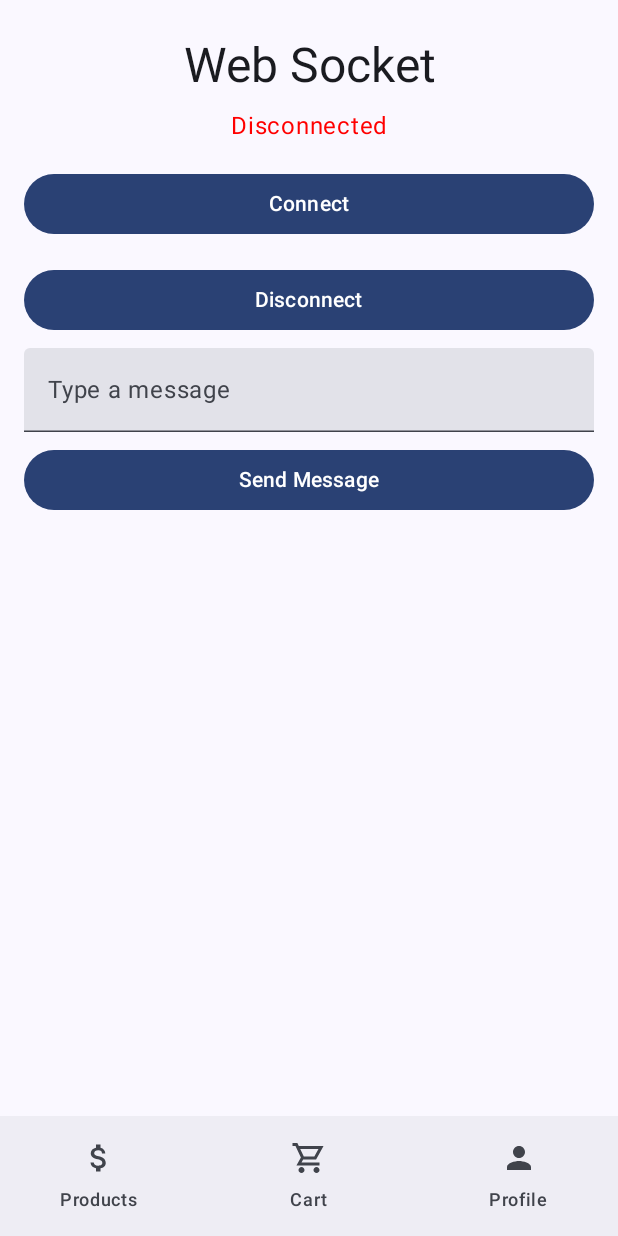
After one commit to diikiin/ShoppingApp, an Android app built with Jetpack Compose: the WebSocketScreen screen opened through its navigation route, on a phone screen of 412 x 824 dp. The commit adds this screen. Run offline under Robolectric (Android 15) with nearby library versions, the phone set to English and light mode, and no system bars; our stand-ins replace Room's generated code, livedata-compose.

Commit message:
websocket

```diff
--- /dev/null
+++ b/app/src/main/java/com/dikin/shoppingapp/config/WebSocketManager.kt
@@ -0,0 +1,29 @@
+package com.dikin.shoppingapp.config
+
+import okhttp3.OkHttpClient
+import okhttp3.Request
+import okhttp3.WebSocket
+import okhttp3.WebSocketListener
+
+class WebSocketManager {
+    private val serverUrl = "wss://echo.websocket.org/"
+    private val client = OkHttpClient()
+    private var webSocket: WebSocket? = null
+
+    fun connect(listener: WebSocketListener) {
+        val request = Request.Builder()
+            .url(serverUrl)
+            .build()
+
+        webSocket = client.newWebSocket(request, listener)
+    }
+
+    fun sendMessage(message: String) {
+        webSocket?.send(message)
+    }
+
+    fun close() {
+        webSocket?.close(1000, "Closing connection")
+        webSocket = null
+    }
+}
--- a/app/src/main/java/com/dikin/shoppingapp/navigation/BottomNavigationGraph.kt
+++ b/app/src/main/java/com/dikin/shoppingapp/navigation/BottomNavigationGraph.kt
@@ -5,10 +5,11 @@ import androidx.compose.ui.Modifier
 import androidx.navigation.NavHostController
 import androidx.navigation.compose.NavHost
 import androidx.navigation.compose.composable
-import com.dikin.shoppingapp.screens.UserProfileScreen
 import com.dikin.shoppingapp.screens.comments.CommentsSection
 import com.dikin.shoppingapp.screens.products.ProductsCatalogScreen
 import com.dikin.shoppingapp.screens.shopping_cart.ShoppingCartScreen
+import com.dikin.shoppingapp.screens.user.UserProfileScreen
+import com.dikin.shoppingapp.screens.websocket.WebSocketScreen
 import com.dikin.shoppingapp.viewmodels.UserViewModel
 
 @Composable
@@ -32,10 +33,17 @@ fun BottomNavigationGraph(
             ShoppingCartScreen(userViewModel = userViewModel, modifier = modifier)
         }
         composable(route = BottomNavDestination.Profile.route) {
-            UserProfileScreen(userViewModel = userViewModel, modifier = modifier)
+            UserProfileScreen(
+                userViewModel = userViewModel,
+                modifier = modifier,
+                onNavigateToWebSocket = { navController.navigate("webSocket") }
+            )
         }
         composable(route = "commentsSection") {
             CommentsSection(modifier = modifier)
         }
+        composable(route = "webSocket") {
+            WebSocketScreen(modifier = modifier)
+        }
     }
 }
--- /dev/null
+++ b/app/src/main/java/com/dikin/shoppingapp/screens/PageTitle.kt
@@ -0,0 +1,24 @@
+package com.dikin.shoppingapp.screens
+
+import androidx.compose.foundation.layout.Spacer
+import androidx.compose.foundation.layout.fillMaxWidth
+import androidx.compose.foundation.layout.height
+import androidx.compose.material3.MaterialTheme
+import androidx.compose.material3.Text
+import androidx.compose.runtime.Composable
+import androidx.compose.ui.Modifier
+import androidx.compose.ui.text.style.TextAlign
+import androidx.compose.ui.unit.dp
+
+@Composable
+fun PageTitle(title: String) {
+    Spacer(Modifier.height(8.dp))
+    Text(
+        text = title,
+        style = MaterialTheme.typography.headlineLarge,
+        textAlign = TextAlign.Center,
+        modifier = Modifier
+            .fillMaxWidth()
+    )
+    Spacer(Modifier.height(8.dp))
+}
--- a/app/src/main/java/com/dikin/shoppingapp/screens/products/ProductsCatalogScreen.kt
+++ b/app/src/main/java/com/dikin/shoppingapp/screens/products/ProductsCatalogScreen.kt
@@ -3,13 +3,11 @@ package com.dikin.shoppingapp.screens.products
 import androidx.compose.foundation.layout.Box
 import androidx.compose.foundation.layout.Column
 import androidx.compose.foundation.layout.Spacer
-import androidx.compose.foundation.layout.fillMaxWidth
 import androidx.compose.foundation.layout.height
 import androidx.compose.foundation.layout.padding
 import androidx.compose.foundation.lazy.LazyColumn
 import androidx.compose.foundation.lazy.items
 import androidx.compose.material3.Button
-import androidx.compose.material3.MaterialTheme
 import androidx.compose.material3.Text
 import androidx.compose.runtime.Composable
 import androidx.compose.runtime.getValue
@@ -19,13 +17,13 @@ import androidx.compose.runtime.remember
 import androidx.compose.runtime.setValue
 import androidx.compose.ui.Alignment
 import androidx.compose.ui.Modifier
-import androidx.compose.ui.text.style.TextAlign
 import androidx.compose.ui.unit.dp
 import androidx.lifecycle.viewmodel.compose.viewModel
 import androidx.navigation.NavController
 import com.dikin.shoppingapp.DevParams
 import com.dikin.shoppingapp.entities.Category
 import com.dikin.shoppingapp.models.ProductWithCategory
+import com.dikin.shoppingapp.screens.PageTitle
 import com.dikin.shoppingapp.viewmodels.CategoryViewModel
 import com.dikin.shoppingapp.viewmodels.ProductViewModel
 import com.dikin.shoppingapp.viewmodels.UserViewModel
@@ -50,13 +48,7 @@ fun ProductsCatalogScreen(
     Column(
         modifier = modifier
     ) {
-        Text(
-            text = "Products Catalog",
-            style = MaterialTheme.typography.headlineLarge,
-            textAlign = TextAlign.Center,
-            modifier = Modifier
-                .fillMaxWidth()
-        )
+        PageTitle("Products Catalog")
 
         if (DevParams.debug) {
             Button(
--- /dev/null
+++ b/app/src/main/java/com/dikin/shoppingapp/screens/websocket/WebSocketScreen.kt
@@ -0,0 +1,99 @@
+package com.dikin.shoppingapp.screens.websocket
+
+import androidx.compose.foundation.layout.Column
+import androidx.compose.foundation.layout.fillMaxSize
+import androidx.compose.foundation.layout.fillMaxWidth
+import androidx.compose.foundation.layout.padding
+import androidx.compose.foundation.lazy.LazyColumn
+import androidx.compose.foundation.lazy.items
+import androidx.compose.material3.Button
+import androidx.compose.material3.Text
+import androidx.compose.material3.TextField
+import androidx.compose.runtime.Composable
+import androidx.compose.runtime.collectAsState
+import androidx.compose.runtime.getValue
+import androidx.compose.runtime.livedata.observeAsState
+import androidx.compose.runtime.mutableStateOf
+import androidx.compose.runtime.remember
+import androidx.compose.runtime.setValue
+import androidx.compose.ui.Modifier
+import androidx.compose.ui.graphics.Color
+import androidx.compose.ui.text.style.TextAlign
+import androidx.compose.ui.unit.dp
+import androidx.lifecycle.viewmodel.compose.viewModel
+import com.dikin.shoppingapp.screens.PageTitle
+import com.dikin.shoppingapp.viewmodels.WebSocketViewModel
+
+@Composable
+fun WebSocketScreen(
+    modifier: Modifier = Modifier,
+    webSocketViewModel: WebSocketViewModel = viewModel()
+) {
+    val socketStatus by webSocketViewModel.socketStatus.observeAsState(false)
+    val messages by webSocketViewModel.receivedMessages.collectAsState()
+    var inputMessage by remember { mutableStateOf("") }
+
+    Column(
+        modifier = modifier
+            .fillMaxSize()
+            .padding(16.dp)
+    ) {
+        PageTitle("Web Socket")
+
+        Text(
+            text = if (socketStatus) "Connected" else "Disconnected",
+            textAlign = TextAlign.Center,
+            modifier = Modifier
+                .fillMaxWidth()
+                .padding(bottom = 8.dp),
+            color = if (socketStatus) Color.Green else Color.Red
+        )
+
+        Button(
+            onClick = {
+                webSocketViewModel.connect()
+            },
+            modifier = Modifier
+                .fillMaxWidth()
+                .padding(vertical = 8.dp)
+        ) {
+            Text("Connect")
+        }
+
+        Button(
+            onClick = {
+                webSocketViewModel.close()
+            },
+            modifier = Modifier
+                .fillMaxWidth()
+                .padding(vertical = 8.dp)
+        ) {
+            Text("Disconnect")
+        }
+
+        TextField(
+            value = inputMessage,
+            onValueChange = { inputMessage = it },
+            label = { Text("Type a message") },
+            modifier = Modifier.fillMaxWidth()
+        )
+
+        Button(
+            onClick = {
+                webSocketViewModel.sendMessage(inputMessage)
+                inputMessage = ""
+            },
+            modifier = Modifier
+                .fillMaxWidth()
+                .padding(vertical = 8.dp)
+        ) {
+            Text("Send Message")
+        }
+
+        LazyColumn(modifier = Modifier.fillMaxSize()) {
+            items(messages.toList()) { message ->
+                Text(text = message, modifier = Modifier.padding(8.dp))
+            }
+        }
+    }
+}
--- /dev/null
+++ b/app/src/main/java/com/dikin/shoppingapp/viewmodels/WebSocketViewModel.kt
@@ -0,0 +1,42 @@
+package com.dikin.shoppingapp.viewmodels
+
+import androidx.lifecycle.LiveData
+import androidx.lifecycle.MutableLiveData
+import androidx.lifecycle.ViewModel
+import com.dikin.shoppingapp.config.WebSocketManager
+import com.dikin.shoppingapp.websocket.CustomWebSocketListener
+import kotlinx.coroutines.flow.MutableStateFlow
+import kotlinx.coroutines.flow.StateFlow
+
+class WebSocketViewModel : ViewModel() {
+
+    private val webSocketManager = WebSocketManager()
+
+    private val _receivedMessages = MutableStateFlow<List<String>>(emptyList())
+    val receivedMessages: StateFlow<List<String>> = _receivedMessages
+    private val _socketStatus = MutableLiveData(false)
+    val socketStatus: LiveData<Boolean> = _socketStatus
+
+    private val webSocketListener = CustomWebSocketListener { message ->
+        _receivedMessages.value += message
+    }
+
+    fun connect() {
+        webSocketManager.connect(webSocketListener)
+        _socketStatus.value = true
+    }
+
+    fun sendMessage(message: String) {
+        webSocketManager.sendMessage(message)
+    }
+
+    override fun onCleared() {
+        super.onCleared()
+        webSocketManager.close()
+    }
+
+    fun close() {
+        webSocketManager.close()
+        _socketStatus.value = false
+    }
+}
--- a/gradle/libs.versions.toml
+++ b/gradle/libs.versions.toml
@@ -14,7 +14,7 @@ room = "2.6.1"
 ksp = "1.9.0-1.0.13"
 retrofit = "2.9.0"
 kotlinxCoroutines = "1.7.3"
-mockwebserver = "4.11.0"
+okhttp3 = "4.11.0"
 
 [libraries]
 androidx-core-ktx = { group = "androidx.core", name = "core-ktx", version.ref = "coreKtx" }
@@ -39,7 +39,8 @@ androidx-room-compiler = { group = "androidx.room", name = "room-compiler", vers
 retrofit = { group = "com.squareup.retrofit2", name = "retrofit", version.ref = "retrofit" }
 retrofit-converter-gson = { group = "com.squareup.retrofit2", name = "converter-gson", version.ref = "retrofit" }
 kotlinx-coroutines = { group = "org.jetbrains.kotlinx", name = "kotlinx-coroutines-android", version.ref = 'kotlinxCoroutines' }
-com-squareup-okhttp3-mockwebserver = { group = "com.squareup.okhttp3", name = "mockwebserver", version.ref = "mockwebserver" }
+com-squareup-okhttp3 = { group = "com.squareup.okhttp3", name = "okhttp", version.ref = "okhttp3" }
+com-squareup-okhttp3-mockwebserver = { group = "com.squareup.okhttp3", name = "mockwebserver", version.ref = "okhttp3" }
 
 
 [plugins]
```
Also changed, not shown: app/build.gradle.kts (+13 -0 lines), app/src/main/java/com/dikin/shoppingapp/screens/comments/CommentsList.kt (+2 -11 lines), app/src/main/java/com/dikin/shoppingapp/screens/shopping_cart/CartBody.kt (added, +60 -0 lines), app/src/main/java/com/dikin/shoppingapp/screens/shopping_cart/EmptyCart.kt (added, +28 -0 lines), app/src/main/java/com/dikin/shoppingapp/screens/shopping_cart/ShoppingCartScreen.kt (+4 -66 lines), app/src/main/java/com/dikin/shoppingapp/screens/user/UserProfileScreen.kt (renamed from app/src/main/java/com/dikin/shoppingapp/screens/UserProfileScreen.kt, +19 -11 lines), app/src/main/java/com/dikin/shoppingapp/websocket/CustomWebSocketListener.kt (added, +40 -0 lines).
